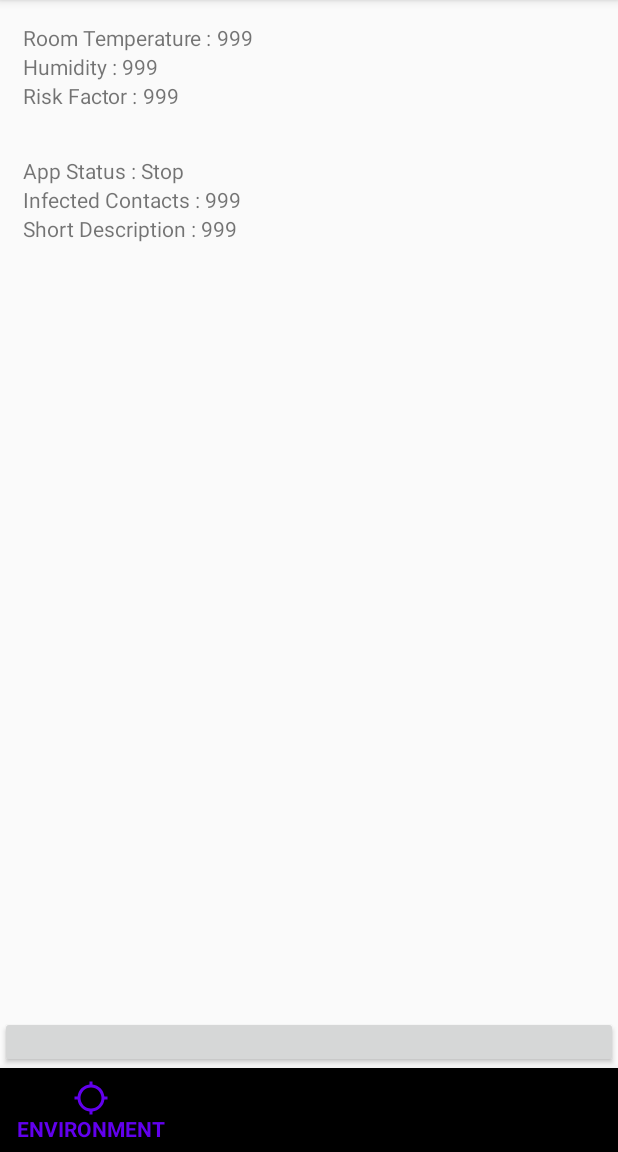
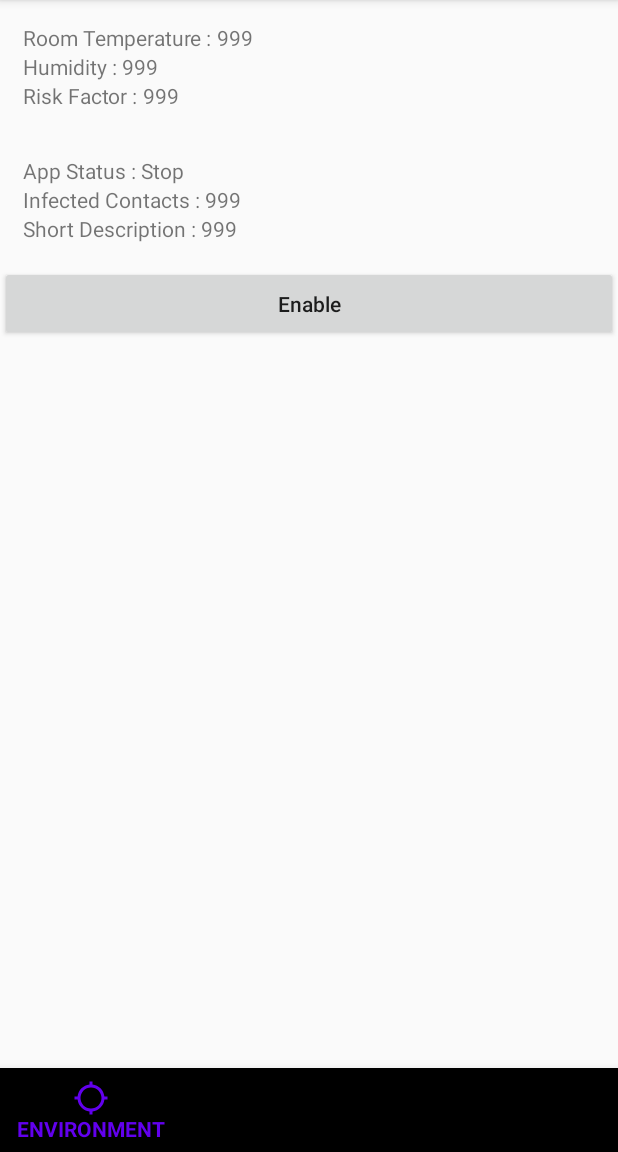
Before and after one commit to kishorepal/covid19hakaton, an Android app: the screen it shows after launch (MainActivity), on a phone screen of 412 x 824 dp, the part 84-1236 px from its top. Run offline under Robolectric (Android 15) with nearby library versions, the phone set to English and light mode, and no system bars.

Commit message:
environment fragment-> Button fixed

```diff
--- a/client/app/src/main/res/layout/fragment_main_environment.xml
+++ b/client/app/src/main/res/layout/fragment_main_environment.xml
@@ -148,7 +148,6 @@
 
         <Button
             android:padding="15dp"
-            android:layout_marginTop="500dp"
             android:id="@+id/btn_environment_enable"
             android:layout_width="match_parent"
             android:layout_height="wrap_content"
```
